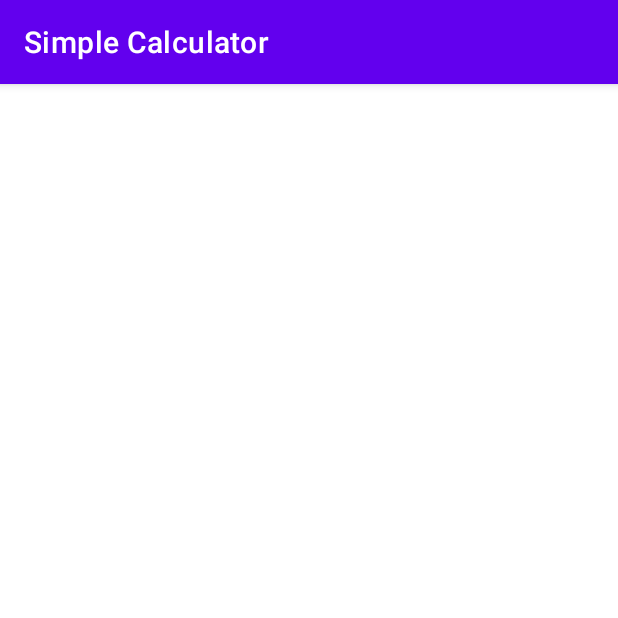
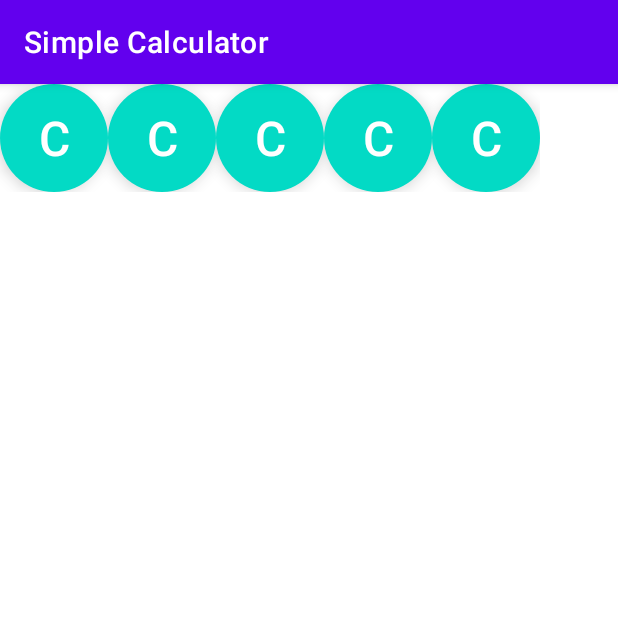
Before and after one commit to menabaddo/Simple_Calculator, an Android app: the screen it shows after launch (MainActivity), on a phone screen of 412 x 824 dp, the top half of it. Run offline under Robolectric (Android 15) with nearby library versions, the phone set to English and light mode, and no system bars.

Commit message:
Added My First 4 rounded buttons on a Row using Linear layout with different orientation and also bundled into a relative layout.

```diff
--- a/app/src/main/res/layout/activity_main.xml
+++ b/app/src/main/res/layout/activity_main.xml
@@ -16,7 +16,64 @@
         <LinearLayout
             android:layout_width="wrap_content"
             android:layout_height="match_parent"
-            >
+            android:orientation="horizontal">
+
+            <com.google.android.material.button.MaterialButton
+             android:layout_height="72dp"
+                android:layout_width="72dp"
+                app:cornerRadius="36dp"
+                style="@style/Widget.MaterialComponents.ExtendedFloatingActionButton"
+                android:textSize="32dp"
+                android:textColor="@color/white"
+                android:id="@+id/button_c"
+                android:text="C"
+
+                />
+            <com.google.android.material.button.MaterialButton
+                android:layout_height="72dp"
+                android:layout_width="72dp"
+                app:cornerRadius="36dp"
+                style="@style/Widget.MaterialComponents.ExtendedFloatingActionButton"
+                android:textSize="32dp"
+                android:textColor="@color/white"
+                android:id="@+id/button_c"
+                android:text="C"
+
+                />
+            <com.google.android.material.button.MaterialButton
+                android:layout_height="72dp"
+                android:layout_width="72dp"
+                app:cornerRadius="36dp"
+                style="@style/Widget.MaterialComponents.ExtendedFloatingActionButton"
+                android:textSize="32dp"
+                android:textColor="@color/white"
+                android:id="@+id/button_c"
+                android:text="C"
+
+                />
+            <com.google.android.material.button.MaterialButton
+                android:layout_height="72dp"
+                android:layout_width="72dp"
+                app:cornerRadius="36dp"
+                style="@style/Widget.MaterialComponents.ExtendedFloatingActionButton"
+                android:textSize="32dp"
+                android:textColor="@color/white"
+                android:id="@+id/button_c"
+                android:text="C"
+
+                />
+            <com.google.android.material.button.MaterialButton
+                android:layout_height="72dp"
+                android:layout_width="72dp"
+                app:cornerRadius="36dp"
+                style="@style/Widget.MaterialComponents.ExtendedFloatingActionButton"
+                android:textSize="32dp"
+                android:textColor="@color/white"
+                android:id="@+id/button_c"
+                android:text="C"
+
+                />
+
 
 
         </LinearLayout>
```
